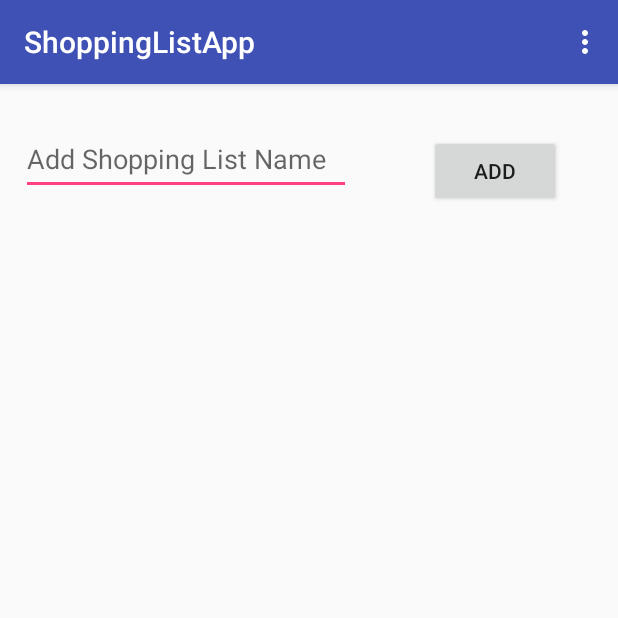
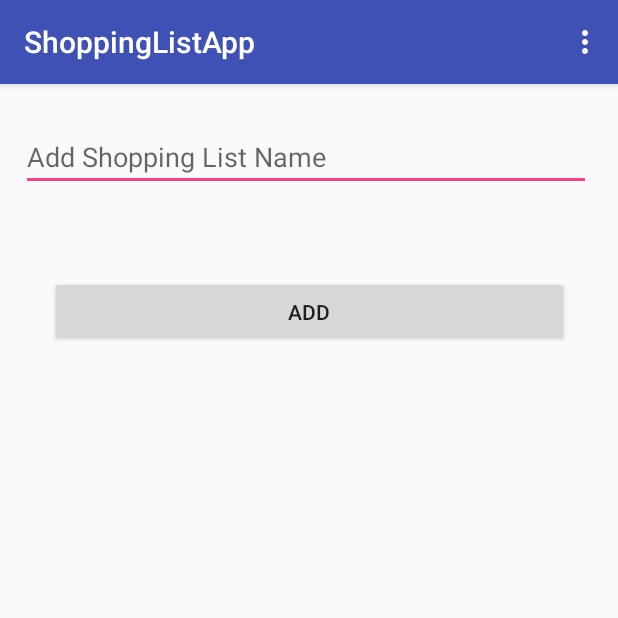
Before and after one commit to surbhi2903/ShoppingListApp, an Android app: the screen it shows after launch (MainActivity), after a tap on "ADD", on a phone screen of 412 x 824 dp, the top half of it. Run offline under Robolectric (Android 15) with nearby library versions, the phone set to English and light mode, and no system bars; our stand-ins replace Firebase (no records; nobody signed in at launch, a user with empty details on screens opened directly); 3 statements that could not run were skipped.

Commit message:
displaying data for shoppinglists

```diff
--- a/app/src/main/java/edu/uga/cs/shoppinglistapp/MainActivity.java
+++ b/app/src/main/java/edu/uga/cs/shoppinglistapp/MainActivity.java
@@ -39,8 +39,6 @@ public class MainActivity extends AppCompatActivity implements View.OnClickListe
     private DatabaseReference mDatabaseReference;
     EditText txtTitle;
     private Button mFirebasebtn;
-    private ChildEventListener mChildListener;
-
 
 
     @Override
@@ -54,8 +52,7 @@ public class MainActivity extends AppCompatActivity implements View.OnClickListe
         /**
          * Getting already made lists from the database...
          */
-        final ListView listView = (ListView) findViewById(R.id.listView);
-         mFirebasebtn= (Button) findViewById(R.id.newList);
+        mFirebasebtn = (Button) findViewById(R.id.newList);
 
 
         final ListAdapter myAdapter = new FirebaseListAdapter<ShoppingList>(this, ShoppingList.class,
@@ -65,6 +62,7 @@ public class MainActivity extends AppCompatActivity implements View.OnClickListe
                 ((TextView)v.findViewById(android.R.id.text1)).setText(list.getTitle());
             }
         };
+        final ListView listView = (ListView) findViewById(R.id.listView);
         listView.setAdapter(myAdapter);
         mFirebasebtn.setOnClickListener(this);
 
@@ -104,7 +102,7 @@ public class MainActivity extends AppCompatActivity implements View.OnClickListe
         gList.add(item2);
         */
         ShoppingList list = new ShoppingList(title);
-        mDatabaseReference.push().child(title).setValue(list);
+        mDatabaseReference.push().setValue(list);
 
     }
     private void clean() {
--- a/app/src/main/java/edu/uga/cs/shoppinglistapp/RoommatesActivity.java
+++ b/app/src/main/java/edu/uga/cs/shoppinglistapp/RoommatesActivity.java
@@ -6,6 +6,7 @@ import android.os.Bundle;
 import android.view.View;
 import android.widget.Button;
 import android.widget.EditText;
+import android.widget.ListView;
 import android.widget.Toast;
 
 import com.google.android.gms.tasks.OnCompleteListener;
@@ -26,12 +27,23 @@ public class RoommatesActivity extends AppCompatActivity implements View.OnClick
     protected void onCreate(Bundle savedInstanceState) {
         super.onCreate(savedInstanceState);
         setContentView(R.layout.activity_roommates);
+//        mFirebaseDatabase = FirebaseDatabase.getInstance();
+//        mDatabaseReference = mFirebaseDatabase.getReference().child("users");
         emailId = (EditText)findViewById(R.id.roommate_text);
         checkEmailId = (Button)findViewById(R.id.button);
         FirebaseUtil.openFbReference("users", this);
         mFirebaseDatabase = FirebaseUtil.mFirebaseDatabase;
         mDatabaseReference = FirebaseUtil.mDatabaseReference;
-       auth = FirebaseAuth.getInstance();
+//        final ListView listView = (ListView) findViewById(R.id.roommate_list);
+        auth = FirebaseAuth.getInstance();
+//
+//        final ListAdapter myAdapter = new FirebaseListAdapter<User>(this, User.class, android.R.layout.simple_list_item_2, mDatabaseReference) {
+//            @Override
+//            protected void populateView(View v, User user, int position) {
+//                ((TextView)v.findViewById(android.R.id.text2)).setText(user.getEmail());
+//            }
+//        };
+//        listView.setAdapter(myAdapter);
        checkEmailId.setOnClickListener(this);
     }
     @Override
@@ -62,6 +74,13 @@ public class RoommatesActivity extends AppCompatActivity implements View.OnClick
 
     private void saveId() {
         String email = emailId.getText().toString();
+        /*
+        List<GroceryItem> gList = new ArrayList<GroceryItem>();
+        GroceryItem item1 = new GroceryItem("Bread", "$2.00");
+        GroceryItem item2 = new GroceryItem("Milk","$1.00");
+        gList.add(item1);
+        gList.add(item2);
+        */
         User userName = new User(email);
         mDatabaseReference.push().setValue(userName);
 
--- a/app/src/main/java/edu/uga/cs/shoppinglistapp/ShoppingList.java
+++ b/app/src/main/java/edu/uga/cs/shoppinglistapp/ShoppingList.java
@@ -19,9 +19,7 @@ public class ShoppingList {
    }
 
    public ShoppingList(String title) {
-       this.setId(id);
        this.title = title;
-       this.items = null;
    }
 
     public String getId() {
--- a/app/src/main/res/layout/activity_main.xml
+++ b/app/src/main/res/layout/activity_main.xml
@@ -8,50 +8,47 @@
     android:padding="10dp"
     tools:context=".MainActivity">
 
-    <Button
-        android:id="@+id/newList"
-        android:layout_width="wrap_content"
-        android:layout_height="wrap_content"
-        android:layout_marginBottom="8dp"
-        android:layout_marginEnd="28dp"
-        android:layout_marginRight="28dp"
-        android:text="Add"
-        app:layout_constraintBottom_toBottomOf="parent"
-        app:layout_constraintEnd_toEndOf="parent"
-        app:layout_constraintTop_toTopOf="parent"
-        app:layout_constraintVertical_bias="0.035" />
-
     <EditText
         android:id="@+id/listName"
-        android:layout_width="220dp"
-        android:layout_height="48dp"
-        android:layout_marginBottom="8dp"
+        android:layout_width="match_parent"
+        android:layout_height="wrap_content"
         android:layout_marginEnd="8dp"
         android:layout_marginLeft="4dp"
         android:layout_marginRight="8dp"
         android:layout_marginStart="4dp"
         android:layout_marginTop="16dp"
         android:ems="10"
+        android:hint="@string/shopping_hint"
         android:inputType="textPersonName"
-        android:hint="@string/shopping_hint"
-        app:layout_constraintBottom_toBottomOf="parent"
-        app:layout_constraintEnd_toStartOf="@+id/newList"
-        app:layout_constraintHorizontal_bias="0.0"
+        app:layout_constraintEnd_toEndOf="parent"
         app:layout_constraintLeft_toLeftOf="parent"
         app:layout_constraintStart_toStartOf="parent"
-        app:layout_constraintTop_toTopOf="parent"
-        app:layout_constraintVertical_bias="0.0" />
+        app:layout_constraintTop_toTopOf="parent" />
+
+    <Button
+        android:id="@+id/newList"
+        android:layout_width="346dp"
+        android:layout_height="47dp"
+        android:layout_marginBottom="8dp"
+        android:layout_marginEnd="8dp"
+        android:layout_marginLeft="8dp"
+        android:layout_marginRight="8dp"
+        android:layout_marginStart="8dp"
+        android:layout_marginTop="8dp"
+        android:text="Add"
+        app:layout_constraintBottom_toTopOf="@+id/listView"
+        app:layout_constraintEnd_toEndOf="parent"
+        app:layout_constraintStart_toStartOf="parent"
+        app:layout_constraintTop_toBottomOf="@+id/listName"
+        app:layout_constraintVertical_bias="0.135" />
 
     <ListView
         android:id="@+id/listView"
         android:layout_width="401dp"
-        android:layout_height="357dp"
-        android:layout_marginBottom="8dp"
-        android:layout_marginTop="8dp"
+        android:layout_height="259dp"
+        android:layout_marginBottom="4dp"
         app:layout_constraintBottom_toBottomOf="parent"
         app:layout_constraintHorizontal_bias="0.47"
         app:layout_constraintLeft_toLeftOf="parent"
-        app:layout_constraintRight_toRightOf="parent"
-        app:layout_constraintTop_toBottomOf="@+id/listName"
-        app:layout_constraintVertical_bias="1.0" />
+        app:layout_constraintRight_toRightOf="parent" />
 </android.support.constraint.ConstraintLayout>
--- a/app/src/main/res/layout/activity_roommates.xml
+++ b/app/src/main/res/layout/activity_roommates.xml
@@ -15,7 +15,7 @@
         android:layout_marginStart="16dp"
         android:layout_marginTop="8dp"
         android:ems="10"
-        android:inputType="textPersonName"
+        android:inputType="textEmailAddress"
         android:hint="@string/roommate_hint"
         app:layout_constraintBottom_toBottomOf="parent"
         app:layout_constraintStart_toStartOf="parent"
```
